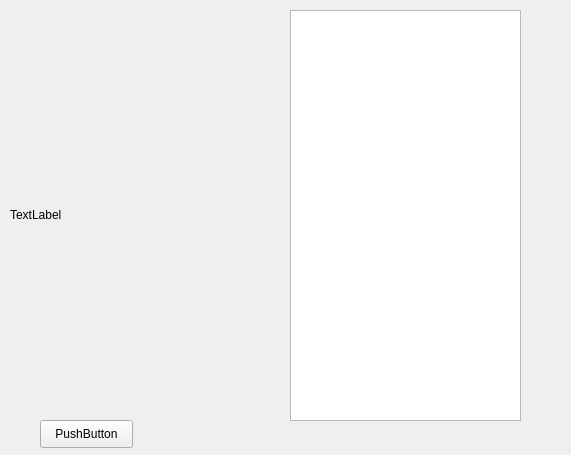
Before: the Qt Designer form part1/database/test.ui in TAEYOONEM/miniprojects, drawn with Qt 5.
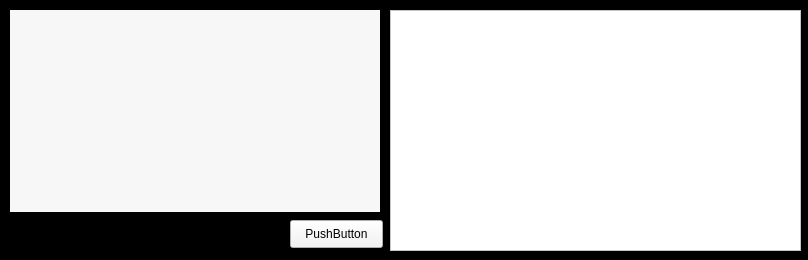
After: the same form once the commit is applied.

```diff
--- a/part1/database/test.ui
+++ b/part1/database/test.ui
@@ -6,20 +6,23 @@
    <rect>
     <x>0</x>
     <y>0</y>
-    <width>571</width>
-    <height>455</height>
+    <width>808</width>
+    <height>260</height>
    </rect>
   </property>
   <property name="windowTitle">
-   <string>Form</string>
+   <string>차량정보 인식 시스템</string>
+  </property>
+  <property name="styleSheet">
+   <string notr="true">background-color: rgb(0, 0, 0)</string>
   </property>
   <widget class="QWidget" name="verticalLayoutWidget">
    <property name="geometry">
     <rect>
      <x>10</x>
      <y>10</y>
-     <width>231</width>
-     <height>411</height>
+     <width>372</width>
+     <height>202</height>
     </rect>
    </property>
    <layout class="QVBoxLayout" name="verticalLayout">
@@ -27,18 +30,21 @@
      <widget class="QLabel" name="lblNum">
       <property name="minimumSize">
        <size>
-        <width>200</width>
-        <height>400</height>
+        <width>370</width>
+        <height>200</height>
        </size>
       </property>
       <property name="maximumSize">
        <size>
-        <width>200</width>
+        <width>250</width>
         <height>400</height>
        </size>
       </property>
+      <property name="styleSheet">
+       <string notr="true">background-color: rgb(247, 247, 247);</string>
+      </property>
       <property name="text">
-       <string>TextLabel</string>
+       <string/>
       </property>
      </widget>
     </item>
@@ -47,12 +53,106 @@
   <widget class="QPushButton" name="btn_loadFromFile">
    <property name="geometry">
     <rect>
-     <x>40</x>
-     <y>420</y>
+     <x>290</x>
+     <y>220</y>
      <width>93</width>
      <height>28</height>
     </rect>
    </property>
+   <property name="palette">
+    <palette>
+     <active>
+      <colorrole role="Button">
+       <brush brushstyle="SolidPattern">
+        <color alpha="255">
+         <red>243</red>
+         <green>243</green>
+         <blue>243</blue>
+        </color>
+       </brush>
+      </colorrole>
+      <colorrole role="Base">
+       <brush brushstyle="SolidPattern">
+        <color alpha="255">
+         <red>243</red>
+         <green>243</green>
+         <blue>243</blue>
+        </color>
+       </brush>
+      </colorrole>
+      <colorrole role="Window">
+       <brush brushstyle="SolidPattern">
+        <color alpha="255">
+         <red>243</red>
+         <green>243</green>
+         <blue>243</blue>
+        </color>
+       </brush>
+      </colorrole>
+     </active>
+     <inactive>
+      <colorrole role="Button">
+       <brush brushstyle="SolidPattern">
+        <color alpha="255">
+         <red>243</red>
+         <green>243</green>
+         <blue>243</blue>
+        </color>
+       </brush>
+      </colorrole>
+      <colorrole role="Base">
+       <brush brushstyle="SolidPattern">
+        <color alpha="255">
+         <red>243</red>
+         <green>243</green>
+         <blue>243</blue>
+        </color>
+       </brush>
+      </colorrole>
+      <colorrole role="Window">
+       <brush brushstyle="SolidPattern">
+        <color alpha="255">
+         <red>243</red>
+         <green>243</green>
+         <blue>243</blue>
+        </color>
+       </brush>
+      </colorrole>
+     </inactive>
+     <disabled>
+      <colorrole role="Button">
+       <brush brushstyle="SolidPattern">
+        <color alpha="255">
+         <red>243</red>
+         <green>243</green>
+         <blue>243</blue>
+        </color>
+       </brush>
+      </colorrole>
+      <colorrole role="Base">
+       <brush brushstyle="SolidPattern">
+        <color alpha="255">
+         <red>243</red>
+         <green>243</green>
+         <blue>243</blue>
+        </color>
+       </brush>
+      </colorrole>
+      <colorrole role="Window">
+       <brush brushstyle="SolidPattern">
+        <color alpha="255">
+         <red>243</red>
+         <green>243</green>
+         <blue>243</blue>
+        </color>
+       </brush>
+      </colorrole>
+     </disabled>
+    </palette>
+   </property>
+   <property name="styleSheet">
+    <string notr="true">background-color: rgb(243, 243, 243);</string>
+   </property>
    <property name="text">
     <string>PushButton</string>
    </property>
@@ -60,15 +160,19 @@
   <widget class="QWidget" name="verticalLayoutWidget_2">
    <property name="geometry">
     <rect>
-     <x>290</x>
+     <x>390</x>
      <y>10</y>
-     <width>231</width>
-     <height>411</height>
+     <width>411</width>
+     <height>241</height>
     </rect>
    </property>
    <layout class="QVBoxLayout" name="verticalLayout_2">
     <item>
-     <widget class="QTableWidget" name="tblcarinfo"/>
+     <widget class="QTableWidget" name="tblcarinfo">
+      <property name="styleSheet">
+       <string notr="true">background-color: rgb(255, 255, 255);</string>
+      </property>
+     </widget>
     </item>
    </layout>
   </widget>
```
Left out of the diff: 4 changed lines with no effect on the pictures.
